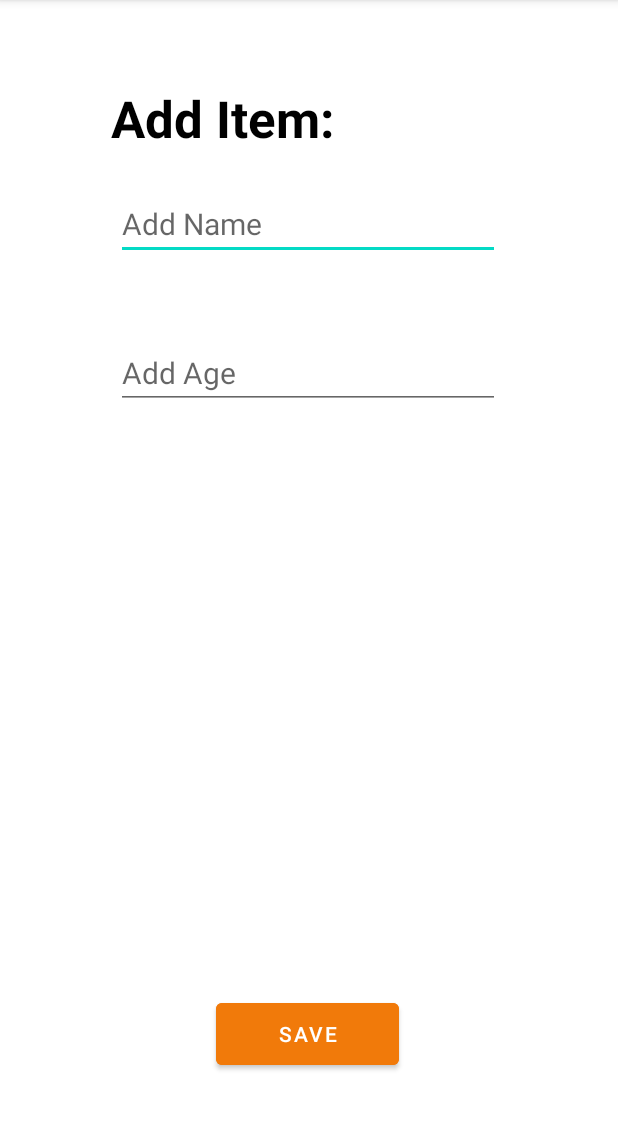
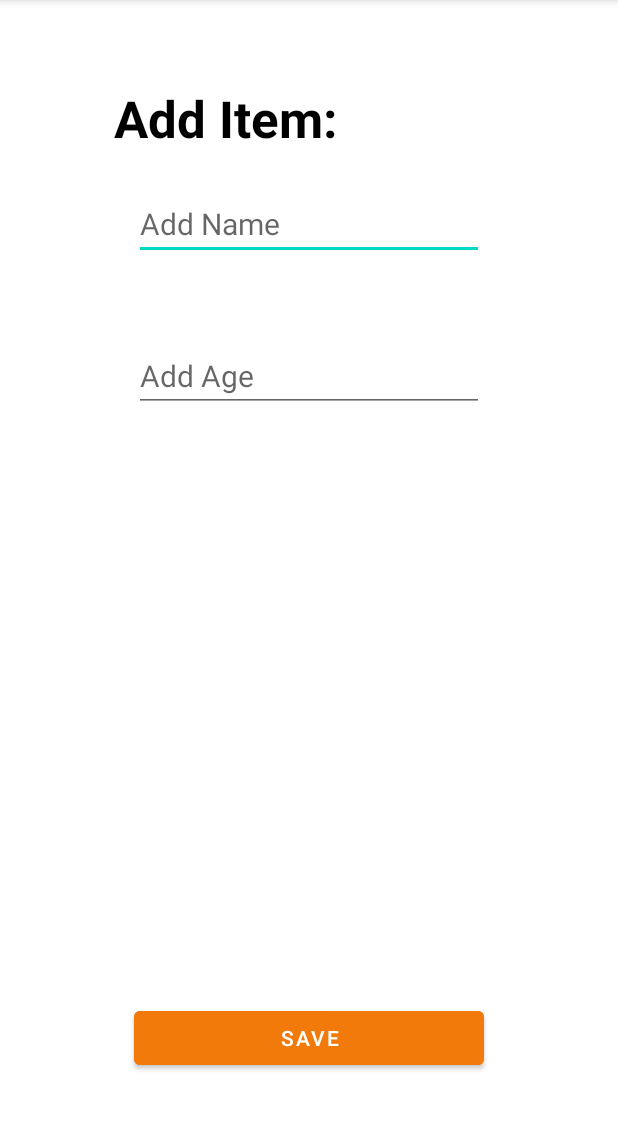
Before and after one commit to AliaksandKol/Handbook, an Android app: the screen it shows after launch (MainActivity2 before the commit, AddNewNote after it), after a tap on an icon or button, on a phone screen of 412 x 824 dp, the part 84-1214 px from its top. Run offline under Robolectric (Android 15) with nearby library versions, the phone set to English and light mode, and no system bars.

Commit message:
-change UI of all Activities -change activity name -More clear code

```diff
--- a/app/src/main/AndroidManifest.xml
+++ b/app/src/main/AndroidManifest.xml
@@ -12,7 +12,7 @@
         android:theme="@style/Theme.MyFamilyHandbook"
         tools:targetApi="31">
         <activity
-            android:name=".MainActivity2"
+            android:name=".AddNewNote"
             android:exported="false" />
         <activity
             android:name=".MainActivity"
--- a/app/src/main/java/com/example/myfamilyhandbook/MainActivity2.kt
+++ b/app/src/main/java/com/example/myfamilyhandbook/AddNewNote.kt
@@ -5,7 +5,7 @@ import android.os.Bundle
 import androidx.appcompat.app.AppCompatActivity
 import com.example.myfamilyhandbook.databinding.ActivityMain2Binding
 
-class MainActivity2 : AppCompatActivity() {
+class AddNewNote : AppCompatActivity() {
 
     lateinit var bindingClass2: ActivityMain2Binding
     override fun onCreate(savedInstanceState: Bundle?) {
@@ -16,9 +16,10 @@ class MainActivity2 : AppCompatActivity() {
 
     }
 
-    fun saveButton() {
-        val name =   bindingClass2.nameEditText.text
-        val age =  bindingClass2.ageEditText.text
+
+    private fun saveButton() {
+        val name = bindingClass2.nameEditText.text
+        val age = bindingClass2.ageEditText.text
 
         bindingClass2.Savebutton.setOnClickListener {
             NotesManager.addNote(name.toString(), age.toString().toInt())
@@ -27,11 +28,12 @@ class MainActivity2 : AppCompatActivity() {
         }
 
     }
-        fun returnToActivity() {
-            val intent = Intent(this, MainActivity::class.java)
-            startActivity(intent)
-        }
 
 
+    private fun returnToActivity() {
+        val intent = Intent(this, MainActivity::class.java)
+        startActivity(intent)
+    }
 
-    }
+
+}
--- a/app/src/main/java/com/example/myfamilyhandbook/MainActivity.kt
+++ b/app/src/main/java/com/example/myfamilyhandbook/MainActivity.kt
@@ -1,15 +1,14 @@
 package com.example.myfamilyhandbook
 
 import android.content.Intent
+import android.os.Bundle
 import androidx.appcompat.app.AppCompatActivity
-import android.os.Bundle
-import androidx.recyclerview.widget.GridLayoutManager
 import androidx.recyclerview.widget.LinearLayoutManager
 import com.example.myfamilyhandbook.databinding.ActivityMainBinding
 
 class MainActivity : AppCompatActivity() {
-    val notes = NotesManager.getNotes()
-    val adapter = NoteAdapter(notes)
+    private val notes = NotesManager.getNotes()
+    private val adapter = NoteAdapter(notes)
 
     private val bindingClass: ActivityMainBinding by lazy {
         ActivityMainBinding.inflate(layoutInflater)
@@ -23,23 +22,22 @@ class MainActivity : AppCompatActivity() {
         bindingClass.AddNoteButton.setOnClickListener {
             showAddNoteDialog()
         }
-        refreshApp()
-    }
-        fun init() {
-            bindingClass.rcView.layoutManager = LinearLayoutManager(this@MainActivity)
-            bindingClass.rcView.adapter = adapter
-        }
-    private fun refreshApp() {
-        bindingClass.SwipeRefreshlayout.setOnRefreshListener {
-            bindingClass.SwipeRefreshlayout.isRefreshing = false
-        }
 
     }
 
 
 
+    private fun init() {
+        bindingClass.rcView.layoutManager = LinearLayoutManager(this@MainActivity)
+        bindingClass.rcView.adapter = adapter
+    }
+
+
+
+
+
     private fun showAddNoteDialog() {
-        val intent = Intent(this, MainActivity2::class.java)
+        val intent = Intent(this, AddNewNote::class.java)
         startActivity(intent)
     }
 
--- a/app/src/main/java/com/example/myfamilyhandbook/NoteManager.kt
+++ b/app/src/main/java/com/example/myfamilyhandbook/NoteManager.kt
@@ -1,18 +1,18 @@
 package com.example.myfamilyhandbook
 
-import android.text.Editable
+
 
 object NotesManager {
     private val notes = mutableListOf<Note>()
 
-    fun addNote(name: String, age: Int) {
+     fun addNote(name: String, age: Int) {
         val id = if (notes.isEmpty()) {
            1
         } else {
             notes.last().id + 1
         }
 
-        notes.add(Note(id as Int, name, age))
+        notes.add(Note(id , name, age))
     }
 
     fun getNotes(): List<Note> {
--- a/app/src/main/res/layout/activity_main.xml
+++ b/app/src/main/res/layout/activity_main.xml
@@ -8,20 +8,20 @@
 
     <com.google.android.material.floatingactionbutton.FloatingActionButton
         android:id="@+id/AddNoteButton"
-        android:layout_width="58dp"
-        android:layout_height="55dp"
-        android:layout_marginEnd="24dp"
+        android:layout_width="0dp"
+        android:layout_height="wrap_content"
+        android:layout_marginEnd="28dp"
         android:layout_marginBottom="28dp"
         android:clickable="true"
+        android:focusable="true"
         android:tint="@color/black"
         app:backgroundTint="?android:attr/colorMultiSelectHighlight"
         app:layout_constraintBottom_toBottomOf="parent"
         app:layout_constraintEnd_toEndOf="parent"
-        app:rippleColor="@color/purple_200"
         app:srcCompat="@android:drawable/ic_input_add" />
 
     <androidx.swiperefreshlayout.widget.SwipeRefreshLayout
-        android:id="@+id/SwipeRefreshlayout"
+        android:id="@+id/SwipeRefreshLayout"
         android:layout_width="match_parent"
         android:layout_height="match_parent"
         app:layout_constraintBottom_toBottomOf="parent"
--- a/app/src/main/res/layout/activity_main2.xml
+++ b/app/src/main/res/layout/activity_main2.xml
@@ -4,18 +4,18 @@
     xmlns:tools="http://schemas.android.com/tools"
     android:layout_width="match_parent"
     android:layout_height="match_parent"
-    tools:context=".MainActivity2">
+    tools:context=".AddNewNote">
 
     <Button
         android:id="@+id/Savebutton"
-        android:layout_width="122dp"
-        android:layout_height="53dp"
+        android:layout_width="0dp"
+        android:layout_height="wrap_content"
         android:layout_marginBottom="52dp"
         android:backgroundTint="?android:attr/colorActivatedHighlight"
-        android:text="Save"
+        android:text="@string/save"
         app:layout_constraintBottom_toBottomOf="parent"
         app:layout_constraintEnd_toEndOf="@+id/age_edit_text"
-        app:layout_constraintHorizontal_bias="0.498"
+        app:layout_constraintHorizontal_bias="0"
         app:layout_constraintStart_toStartOf="@+id/age_edit_text" />
 
     <TextView
@@ -28,40 +28,39 @@
         android:textSize="34sp"
         android:textStyle="bold"
         app:layout_constraintEnd_toEndOf="parent"
-        app:layout_constraintHorizontal_bias="0.282"
+        app:layout_constraintHorizontal_bias="0.289"
         app:layout_constraintStart_toStartOf="parent"
         app:layout_constraintTop_toTopOf="parent" />
 
     <EditText
         android:id="@+id/name_edit_text"
-        android:layout_width="256dp"
-        android:layout_height="48dp"
+        android:layout_width="wrap_content"
+        android:layout_height="wrap_content"
         android:layout_marginTop="24dp"
         android:ems="10"
-        android:hint="Add Name"
+        android:hint="@string/add_name"
         android:inputType="text"
         android:textColor="@color/black"
         android:textSize="20sp"
         app:layout_constraintEnd_toEndOf="parent"
-        app:layout_constraintHorizontal_bias="0.496"
+        app:layout_constraintHorizontal_bias="0.500"
         app:layout_constraintStart_toStartOf="parent"
         app:layout_constraintTop_toBottomOf="@+id/textView" />
 
     <EditText
         android:id="@+id/age_edit_text"
-        android:layout_width="256dp"
-        android:layout_height="48dp"
+        android:layout_width="wrap_content"
+        android:layout_height="wrap_content"
         android:layout_marginBottom="340dp"
         android:ems="10"
-        android:hint="Add Age"
+        android:hint="@string/add_age"
         android:inputType="number"
         android:textColor="@color/black"
         android:textSize="20sp"
         app:layout_constraintBottom_toTopOf="@+id/Savebutton"
-        app:layout_constraintEnd_toEndOf="@+id/name_edit_text"
-        app:layout_constraintHorizontal_bias="0.0"
-        app:layout_constraintStart_toStartOf="@+id/name_edit_text"
-        app:layout_constraintTop_toBottomOf="@+id/name_edit_text"
-        app:layout_constraintVertical_bias="0.508" />
+        app:layout_constraintEnd_toEndOf="parent"
+        app:layout_constraintHorizontal_bias="0.500"
+        app:layout_constraintStart_toStartOf="parent"
+        app:layout_constraintTop_toBottomOf="@+id/name_edit_text" />
 
 </androidx.constraintlayout.widget.ConstraintLayout>
--- a/app/src/main/res/layout/sample.xml
+++ b/app/src/main/res/layout/sample.xml
@@ -1,7 +1,6 @@
 <?xml version="1.0" encoding="utf-8"?>
 <androidx.constraintlayout.widget.ConstraintLayout xmlns:android="http://schemas.android.com/apk/res/android"
     xmlns:app="http://schemas.android.com/apk/res-auto"
-    xmlns:tools="http://schemas.android.com/tools"
     android:layout_width="match_parent"
     android:layout_height="wrap_content">
 
@@ -21,7 +20,7 @@
 
         <LinearLayout
             android:layout_width="match_parent"
-            android:layout_height="30dp"
+            android:layout_height="wrap_content"
             android:orientation="horizontal">
 
             <TextView
--- /dev/null
+++ b/app/src/main/res/values-night/strings.xml
@@ -0,0 +1,5 @@
+<?xml version="1.0" encoding="utf-8"?>
+<resources>
+    <string name="save">Save</string>
+    <string name="add_age">Add Age</string>
+</resources>
--- a/app/src/main/res/values/strings.xml
+++ b/app/src/main/res/values/strings.xml
@@ -4,5 +4,8 @@
     <string name="Name">Name:</string>
     <string name="Age">Age:</string>
     <string name="Title">Add Item:</string>
+    <string name="save">Save</string>
+    <string name="add_name">Add Name</string>
+    <string name="add_age">Add Age</string>
 
 </resources>
```
